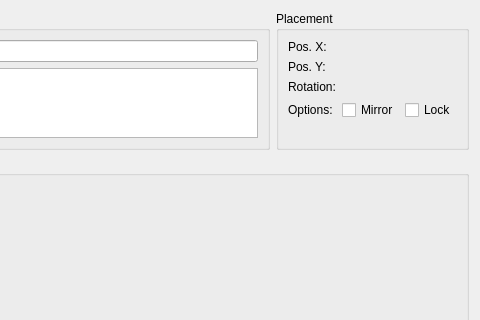
Before: the Qt Designer form libs/librepcb/editor/project/boardeditor/deviceinstancepropertiesdialog.ui in LibrePCB/LibrePCB, drawn with Qt 5; both pictures show x 135 to 615 and y 0 to 320 of the 615 by 511 pixel window.
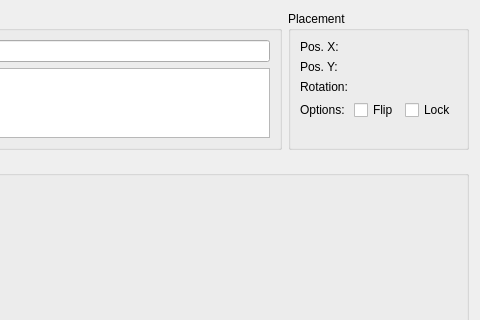
After: the same form once the commit is applied. Custom widgets are drawn as their Qt base class.

Commit message:
Rename board device property "mirror" to "flip"
For consistent terminology with the "Flip" action (Ctrl+F) in the
board editor, rename the property "mirror" of devices to "flip". This
is more intuitive because flip is not the same as mirror (in contrast
to schematics, where mirror is indeed just a graphical operation).

However, in the source code it's still called "mirror" for
compatibility with the `Transform` template constructor.

```diff
--- a/libs/librepcb/editor/project/boardeditor/deviceinstancepropertiesdialog.ui
+++ b/libs/librepcb/editor/project/boardeditor/deviceinstancepropertiesdialog.ui
@@ -66,7 +66,7 @@
           <item>
            <widget class="QCheckBox" name="cbxMirror">
             <property name="text">
-             <string notr="true">Mirror</string>
+             <string notr="true">Flip</string>
             </property>
            </widget>
           </item>
```
The commit also changes 5 other files.
